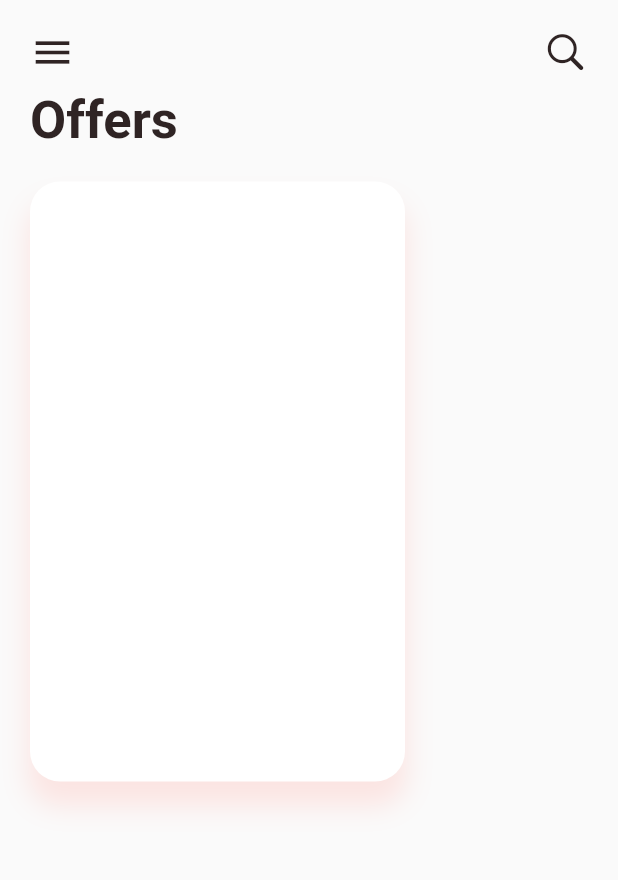
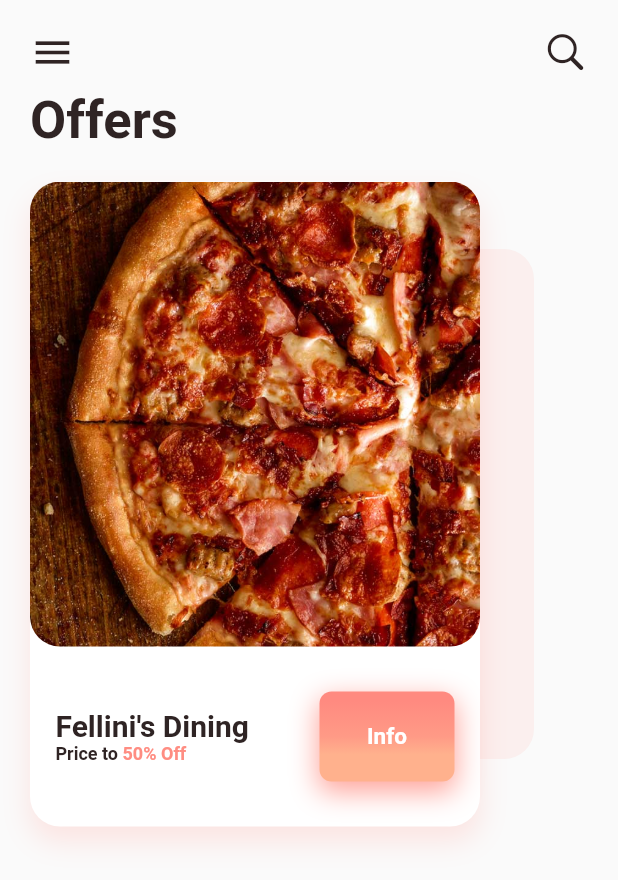
Before and after one commit to mahmoud-eslami/OrangeUi, a Flutter app: the FoodSpec screen opened directly, on a phone screen of 412 x 824 dp. Shown: the top 880 px of the screen. Run offline on Flutter 3.47's test engine with Material 2 defaults, Android fonts, the phone set to English and light mode, and no system bars.

Commit message:
FoodSpec completed

```diff
--- a/lib/screen/food_spec.dart
+++ b/lib/screen/food_spec.dart
@@ -3,6 +3,7 @@ import 'package:flutter/material.dart';
 import 'package:orange_ui/resource/color/color.dart';
 import 'package:orange_ui/screen/food_list.dart';
 import 'package:orange_ui/screen/third_page.dart';
+import 'package:orange_ui/widget/gradient_btn.dart';
 
 import 'forth_page.dart';
 
@@ -115,14 +116,28 @@ class _FoodSpecState extends State<FoodSpec> {
                       fontSize: 35,
                       fontWeight: FontWeight.bold),
                 ),
-                SizedBox(height: 20,),
                 SizedBox(
-                  height: MediaQuery.of(context).size.height,
+                  height: 20,
+                ),
+                SizedBox(
+                  height: 430,
                   child: Stack(
                     children: <Widget>[
+                      Center(
+                        child: Container(
+                          width: 300,
+                          height: 340,
+                          decoration: BoxDecoration(
+                            color: MyColors.primaryColor.withOpacity(.1),
+                            borderRadius: BorderRadius.all(
+                              Radius.circular(20),
+                            ),
+                          ),
+                        ),
+                      ),
                       Container(
-                        width: 250,
-                        height: 400,
+                        width: 300,
+                        height: 500,
                         decoration: BoxDecoration(
                           borderRadius: BorderRadius.all(
                             Radius.circular(20),
@@ -131,13 +146,84 @@ class _FoodSpecState extends State<FoodSpec> {
                             BoxShadow(
                               color: MyColors.primaryColor.withOpacity(.2),
                               blurRadius: 15,
-                              offset: Offset(0, 15),
-                              spreadRadius: 1,
+                              offset: Offset(0, 10),
+                              spreadRadius: .2,
                             )
                           ],
                           color: Colors.white,
                         ),
-                      )
+                        child: Column(
+                          children: <Widget>[
+                            SizedBox(
+                              height: 310,
+                              width: MediaQuery.of(context).size.width,
+                              child: Material(
+                                child: Image.asset(
+                                  'assets/image/pizza.jpg',
+                                  fit: BoxFit.cover,
+                                ),
+                                clipBehavior: Clip.antiAlias,
+                                shape: RoundedRectangleBorder(
+                                  borderRadius: BorderRadius.all(
+                                    Radius.circular(20),
+                                  ),
+                                ),
+                              ),
+                            ),
+                            SizedBox(
+                              height: 30,
+                            ),
+                            Padding(
+                              padding: EdgeInsets.symmetric(horizontal: 17),
+                              child: Row(
+                                mainAxisAlignment:
+                                    MainAxisAlignment.spaceBetween,
+                                children: <Widget>[
+                                  Column(
+                                    crossAxisAlignment:
+                                        CrossAxisAlignment.start,
+                                    children: <Widget>[
+                                      Text(
+                                        'Fellini\'s Dining',
+                                        style: TextStyle(
+                                            color: MyColors.textColor,
+                                            fontSize: 20,
+                                            fontWeight: FontWeight.bold),
+                                      ),
+                                      RichText(
+                                        text: TextSpan(
+                                          children: [
+                                            TextSpan(
+                                              text: 'Price to',
+                                              style: TextStyle(
+                                                color: MyColors.textColor,
+                                                fontWeight: FontWeight.bold,
+                                                fontSize: 12,
+                                              ),
+                                            ),
+                                            TextSpan(
+                                              text: ' 50% Off',
+                                              style: TextStyle(
+                                                color: MyColors.primaryColor,
+                                                fontWeight: FontWeight.bold,
+                                                fontSize: 12,
+                                              ),
+                                            ),
+                                          ],
+                                        ),
+                                      ),
+                                    ],
+                                  ),
+                                  GradientButton(
+                                      shadowColor: MyColors.primaryColor,
+                                      title: 'Info',
+                                      onTap: () {}),
+                                ],
+                              ),
+                            )
+                          ],
+                        ),
+                      ),
                     ],
                   ),
                 ),
```
Also changed, not shown: assets/image/pizza.jpg (added).
